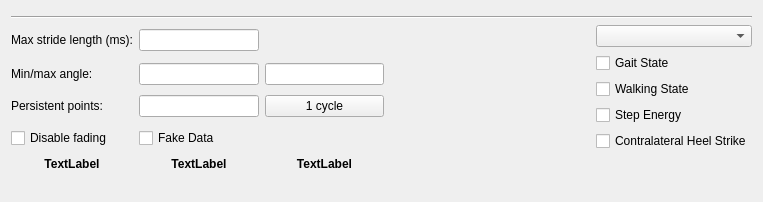
Qt form ui/w_ankleAnglePlot.ui (johnbatzer18/biomech_flexsea-plan) before a commit.
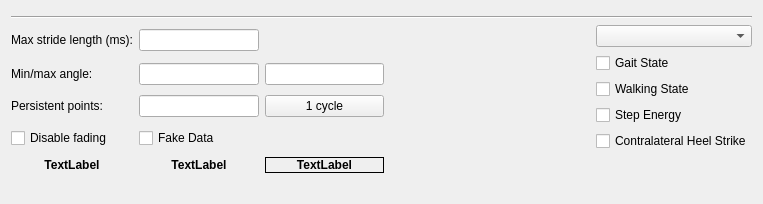
The same form after that commit.

Commit message: Made the gait energy display work with fake data. Fixed small bugs.

```diff
--- a/ui/w_ankleAnglePlot.ui
+++ b/ui/w_ankleAnglePlot.ui
@@ -246,9 +246,15 @@
      </item>
      <item row="4" column="2">
       <widget class="QLabel" name="label_Joules">
+       <property name="frameShape">
+        <enum>QFrame::Box</enum>
+       </property>
        <property name="text">
         <string>&lt;html&gt;&lt;head/&gt;&lt;body&gt;&lt;p align=&quot;center&quot;&gt;&lt;span style=&quot; font-weight:600;&quot;&gt;TextLabel&lt;/span&gt;&lt;/p&gt;&lt;/body&gt;&lt;/html&gt;</string>
        </property>
+       <property name="alignment">
+        <set>Qt::AlignCenter</set>
+       </property>
       </widget>
      </item>
     </layout>
```
The commit also changes 1 other file.
